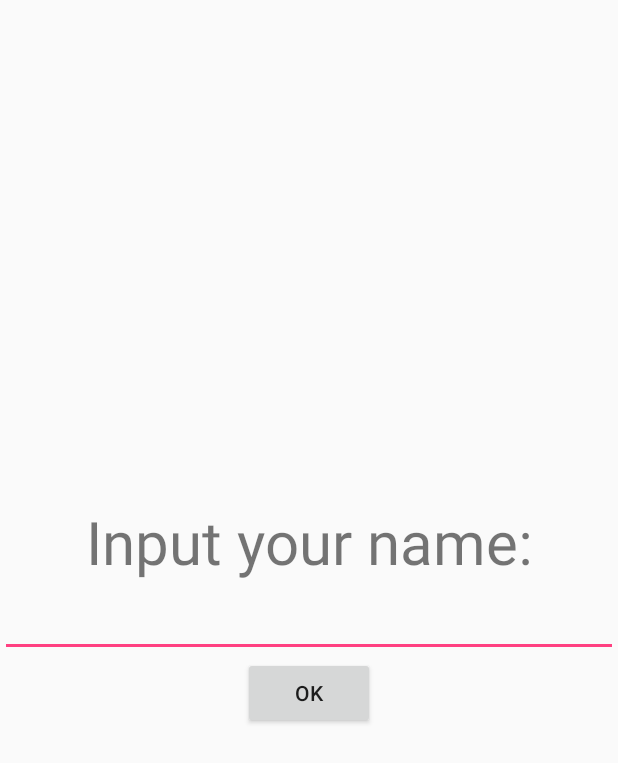
After one commit to RichardPrincen/Native-Android-Iris-Recognition, an Android app: the InputNameRegisterActivity screen opened directly, with no data from a screen before it, on a phone screen of 412 x 824 dp. The commit adds this screen. Shown: the top 763 px of the screen. Run offline under Robolectric (Android 15) with nearby library versions, the phone set to English and light mode, and no system bars.

Commit message:
Register multiple users (Part 2)
Added name input for user registration and a list view for deleting users.

```diff
--- /dev/null
+++ b/app/src/main/java/com/example/richard/nativeandroidopencv/InputNameRegisterActivity.java
@@ -0,0 +1,35 @@
+package com.example.richard.nativeandroidopencv;
+
+import android.app.Activity;
+import android.content.Intent;
+import android.os.Bundle;
+import android.view.View;
+import android.view.WindowManager;
+import android.widget.EditText;
+
+/**
+ * Created by Richard on 2017/10/13.
+ */
+
+public class InputNameRegisterActivity extends Activity
+{
+	@Override
+	protected void onCreate(Bundle savedInstanceState)
+	{
+		super.onCreate(savedInstanceState);
+		getWindow().setFlags(WindowManager.LayoutParams.FLAG_FULLSCREEN,
+				WindowManager.LayoutParams.FLAG_FULLSCREEN);
+		setContentView(R.layout.activity_register_name);
+	}
+
+	public void buttonOKClicked(View view)
+	{
+		Intent getCameraRegisterScreen = new Intent(this, CameraRegisterActivity.class);
+		EditText nameInput = (EditText) findViewById(R.id.nameInputField);
+		String name = nameInput.getText().toString();
+		getCameraRegisterScreen.putExtra("sendingName", name);
+		final int result = 1;
+		startActivityForResult(getCameraRegisterScreen, result);
+		finish();
+	}
+}
--- a/app/src/main/java/com/example/richard/nativeandroidopencv/MatchResultActivity.java
+++ b/app/src/main/java/com/example/richard/nativeandroidopencv/MatchResultActivity.java
@@ -21,7 +21,7 @@ public class MatchResultActivity extends Activity
 		TextView tvMatch = (TextView) findViewById(R.id.matchText);
 
 		Intent activityThatCalled = getIntent();
-		double passed = activityThatCalled.getDoubleExtra("sendingDistance",10.0);
+		double passed = activityThatCalled.getDoubleExtra("sendingDistance",-1);
 		if (passed == -1)
 			tvMatch.setText("No match found.");
 		else
--- /dev/null
+++ b/app/src/main/res/layout/activity_register_name.xml
@@ -0,0 +1,36 @@
+<RelativeLayout xmlns:android="http://schemas.android.com/apk/res/android"
+                android:layout_width="fill_parent"
+                android:layout_height="fill_parent"
+                android:gravity="center">
+
+    <LinearLayout xmlns:android="http://schemas.android.com/apk/res/android"
+                  android:layout_width="fill_parent"
+                  android:layout_height="fill_parent"
+                  android:orientation="vertical"
+                    android:gravity="center_vertical">
+        <TextView
+            android:layout_width="match_parent"
+            android:layout_height="50dp"
+            android:textSize="40dp"
+            android:text="Input your name:"
+            android:gravity="center"
+            android:includeFontPadding="false"/>
+
+        <EditText
+            android:id="@+id/nameInputField"
+            android:layout_width="match_parent"
+            android:layout_height="50dp"
+            android:layout_gravity="center"
+            android:gravity="center"
+            android:includeFontPadding="false"/>
+
+        <Button
+            android:id="@+id/okButton"
+            android:layout_width="wrap_content"
+            android:layout_height="wrap_content"
+            android:layout_gravity="center"
+            android:onClick="buttonOKClicked"
+            android:text="OK"/>
+
+    </LinearLayout>
+</RelativeLayout>
```
Also changed, not shown: app/src/main/AndroidManifest.xml (+8 -0 lines), app/src/main/java/com/example/richard/nativeandroidopencv/CameraRegisterActivity.java (+23 -0 lines), app/src/main/java/com/example/richard/nativeandroidopencv/ListDeleteUsersActivity.java (added, +78 -0 lines), app/src/main/java/com/example/richard/nativeandroidopencv/MainActivity.java (+9 -2 lines), app/src/main/res/layout/activity_list_delete_users.xml (added, +25 -0 lines).
